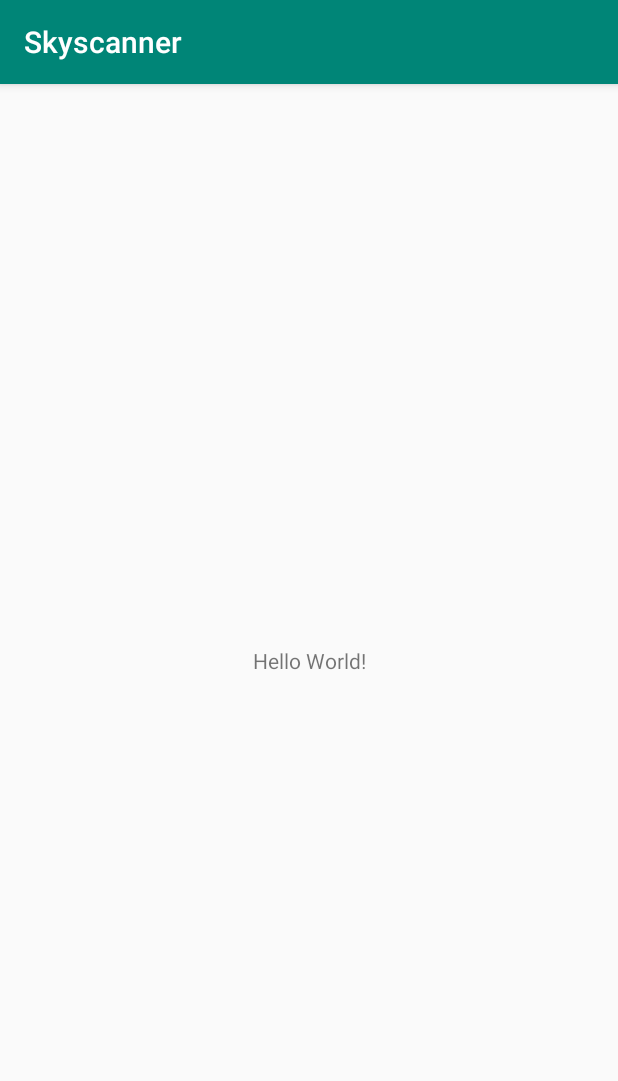
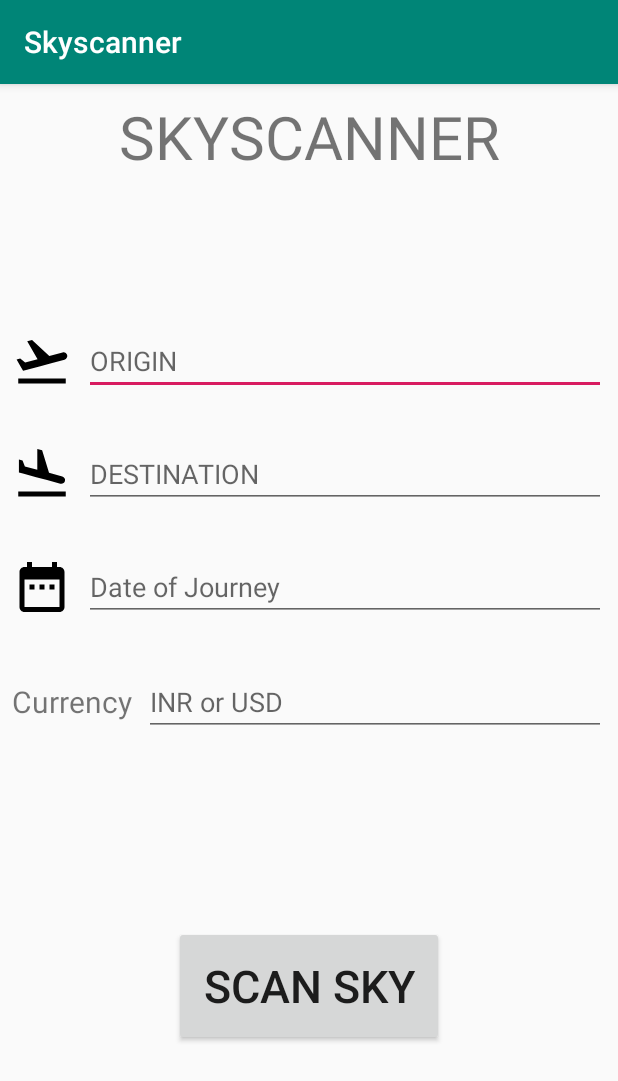
Before and after one commit to subratshah/Skyscanner, an Android app: the screen it shows after launch (MainActivity), on a phone screen of 412 x 824 dp. Shown: the top 1081 px of the screen. Run offline under Robolectric (Android 15) with nearby library versions, the phone set to English and light mode, and no system bars; our stand-ins replace data binding.

Commit message:
UI Screen

```diff
--- /dev/null
+++ b/app/src/main/res/drawable/ic_date_range_black_24dp.xml
@@ -0,0 +1,9 @@
+<vector xmlns:android="http://schemas.android.com/apk/res/android"
+        android:width="40dp"
+        android:height="40dp"
+        android:viewportWidth="24.0"
+        android:viewportHeight="24.0">
+    <path
+        android:fillColor="#FF000000"
+        android:pathData="M9,11L7,11v2h2v-2zM13,11h-2v2h2v-2zM17,11h-2v2h2v-2zM19,4h-1L18,2h-2v2L8,4L8,2L6,2v2L5,4c-1.11,0 -1.99,0.9 -1.99,2L3,20c0,1.1 0.89,2 2,2h14c1.1,0 2,-0.9 2,-2L21,6c0,-1.1 -0.9,-2 -2,-2zM19,20L5,20L5,9h14v11z"/>
+</vector>
--- /dev/null
+++ b/app/src/main/res/drawable/ic_flight_land_black_24dp.xml
@@ -0,0 +1,9 @@
+<vector xmlns:android="http://schemas.android.com/apk/res/android"
+        android:width="40dp"
+        android:height="40dp"
+        android:viewportWidth="24.0"
+        android:viewportHeight="24.0">
+    <path
+        android:fillColor="#FF000000"
+        android:pathData="M2.5,19h19v2h-19zM9.68,13.27l4.35,1.16 5.31,1.42c0.8,0.21 1.62,-0.26 1.84,-1.06 0.21,-0.8 -0.26,-1.62 -1.06,-1.84l-5.31,-1.42 -2.76,-9.02L10.12,2v8.28L5.15,8.95l-0.93,-2.32 -1.45,-0.39v5.17l1.6,0.43 5.31,1.43z"/>
+</vector>
--- /dev/null
+++ b/app/src/main/res/drawable/ic_flight_takeoff_black_24dp.xml
@@ -0,0 +1,9 @@
+<vector xmlns:android="http://schemas.android.com/apk/res/android"
+        android:width="40dp"
+        android:height="40dp"
+        android:viewportWidth="24.0"
+        android:viewportHeight="24.0">
+    <path
+        android:fillColor="#FF000000"
+        android:pathData="M2.5,19h19v2h-19zM22.07,9.64c-0.21,-0.8 -1.04,-1.28 -1.84,-1.06L14.92,10l-6.9,-6.43 -1.93,0.51 4.14,7.17 -4.97,1.33 -1.97,-1.54 -1.45,0.39 1.82,3.16 0.77,1.33 1.6,-0.43 5.31,-1.42 4.35,-1.16L21,11.49c0.81,-0.23 1.28,-1.05 1.07,-1.85z"/>
+</vector>
--- a/app/src/main/res/layout/activity_main.xml
+++ b/app/src/main/res/layout/activity_main.xml
@@ -1,18 +1,132 @@
 <?xml version="1.0" encoding="utf-8"?>
-<androidx.constraintlayout.widget.ConstraintLayout xmlns:android="http://schemas.android.com/apk/res/android"
+<layout xmlns:android="http://schemas.android.com/apk/res/android"
     xmlns:app="http://schemas.android.com/apk/res-auto"
-    xmlns:tools="http://schemas.android.com/tools"
+    xmlns:tools="http://schemas.android.com/tools">
+
+    <data>
+
+        <variable
+            name="viewModel"
+            type="sample.com.skyscanner.SkyViewModel" />
+    </data>
+
+    <androidx.constraintlayout.widget.ConstraintLayout
         android:layout_width="match_parent"
         android:layout_height="match_parent"
         tools:context=".MainActivity">
 
         <TextView
+            android:id="@+id/brandText"
             android:layout_width="wrap_content"
             android:layout_height="wrap_content"
-        android:text="Hello World!"
-        app:layout_constraintBottom_toBottomOf="parent"
-        app:layout_constraintLeft_toLeftOf="parent"
-        app:layout_constraintRight_toRightOf="parent"
+            android:layout_marginStart="8dp"
+            android:layout_marginTop="8dp"
+            android:layout_marginEnd="8dp"
+            android:text="SKYSCANNER"
+            android:textSize="40dp"
+            app:layout_constraintEnd_toEndOf="parent"
+            app:layout_constraintStart_toStartOf="parent"
             app:layout_constraintTop_toTopOf="parent" />
 
+        <ImageView
+            android:id="@+id/originImage"
+            android:layout_width="wrap_content"
+            android:layout_height="wrap_content"
+            android:layout_marginStart="8dp"
+            android:src="@drawable/ic_flight_takeoff_black_24dp"
+            app:layout_constraintBottom_toBottomOf="@+id/originText"
+            app:layout_constraintStart_toStartOf="parent"
+            app:layout_constraintTop_toTopOf="@+id/originText" />
+
+        <EditText
+            android:id="@+id/originText"
+            android:layout_width="0dp"
+            android:layout_height="wrap_content"
+            android:layout_marginStart="8dp"
+            android:layout_marginTop="100dp"
+            android:layout_marginEnd="8dp"
+            android:hint="ORIGIN"
+            app:layout_constraintEnd_toEndOf="parent"
+            app:layout_constraintLeft_toLeftOf="parent"
+            app:layout_constraintStart_toEndOf="@+id/originImage"
+            app:layout_constraintTop_toBottomOf="@+id/brandText" />
+
+        <ImageView
+            android:id="@+id/destImage"
+            android:layout_width="wrap_content"
+            android:layout_height="wrap_content"
+            android:src="@drawable/ic_flight_land_black_24dp"
+            app:layout_constraintBottom_toBottomOf="@+id/destText"
+            app:layout_constraintStart_toStartOf="@+id/originImage"
+            app:layout_constraintTop_toTopOf="@+id/destText" />
+
+        <EditText
+            android:id="@+id/destText"
+            android:layout_width="0dp"
+            android:layout_height="wrap_content"
+            android:layout_marginStart="8dp"
+            android:layout_marginTop="30dp"
+            android:layout_marginEnd="8dp"
+            android:hint="DESTINATION"
+            app:layout_constraintEnd_toEndOf="parent"
+            app:layout_constraintStart_toEndOf="@+id/destImage"
+            app:layout_constraintTop_toBottomOf="@+id/originText" />
+
+        <ImageView
+            android:id="@+id/dateImage"
+            android:layout_width="wrap_content"
+            android:layout_height="wrap_content"
+            android:src="@drawable/ic_date_range_black_24dp"
+            app:layout_constraintBottom_toBottomOf="@+id/dateText"
+            app:layout_constraintStart_toStartOf="@+id/originImage"
+            app:layout_constraintTop_toTopOf="@+id/dateText" />
+
+        <EditText
+            android:id="@+id/dateText"
+            android:layout_width="0dp"
+            android:layout_height="wrap_content"
+            android:layout_marginStart="8dp"
+            android:layout_marginTop="30dp"
+            android:layout_marginEnd="8dp"
+            android:hint="Date of Journey"
+            app:layout_constraintEnd_toEndOf="parent"
+            app:layout_constraintStart_toEndOf="@+id/dateImage"
+            app:layout_constraintTop_toBottomOf="@+id/destText" />
+
+        <TextView
+            android:id="@+id/currText"
+            android:layout_width="wrap_content"
+            android:layout_height="wrap_content"
+            android:layout_marginTop="40dp"
+            android:text="Currency"
+            android:textSize="20dp"
+            app:layout_constraintStart_toStartOf="@+id/dateImage"
+            app:layout_constraintTop_toBottomOf="@+id/dateText" />
+
+        <EditText
+            android:id="@+id/editText2"
+            android:layout_width="0dp"
+            android:layout_height="wrap_content"
+            android:layout_marginStart="8dp"
+            android:layout_marginEnd="8dp"
+            android:hint="INR or USD"
+            app:layout_constraintBottom_toBottomOf="@+id/currText"
+            app:layout_constraintEnd_toEndOf="parent"
+            app:layout_constraintStart_toEndOf="@+id/currText"
+            app:layout_constraintTop_toTopOf="@+id/currText" />
+
+        <Button
+            android:layout_width="180dp"
+            android:layout_height="80dp"
+            android:layout_marginTop="8dp"
+            android:layout_marginBottom="8dp"
+            android:text="Scan Sky"
+            android:textSize="30dp"
+            android:onClick="onClickScan"
+            app:layout_constraintBottom_toBottomOf="parent"
+            app:layout_constraintEnd_toEndOf="parent"
+            app:layout_constraintStart_toStartOf="parent"
+            app:layout_constraintTop_toBottomOf="@+id/editText2" />
+
     </androidx.constraintlayout.widget.ConstraintLayout>
+</layout>
--- /dev/null
+++ b/app/src/main/res/layout/recyclerview_item.xml
@@ -0,0 +1,6 @@
+<?xml version="1.0" encoding="utf-8"?>
+<LinearLayout xmlns:android="http://schemas.android.com/apk/res/android"
+    android:orientation="vertical" android:layout_width="match_parent"
+    android:layout_height="match_parent">
+
+</LinearLayout>
```
Lines whose indentation alone changed are shown as unchanged.
